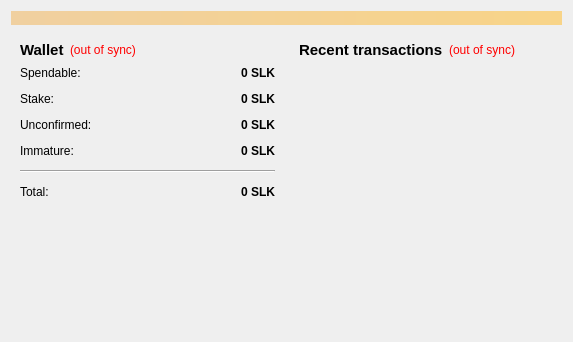
Above: src/qt/forms/overviewpage.ui from duality-solutions/Sequence before the change. Below: the same form after it.
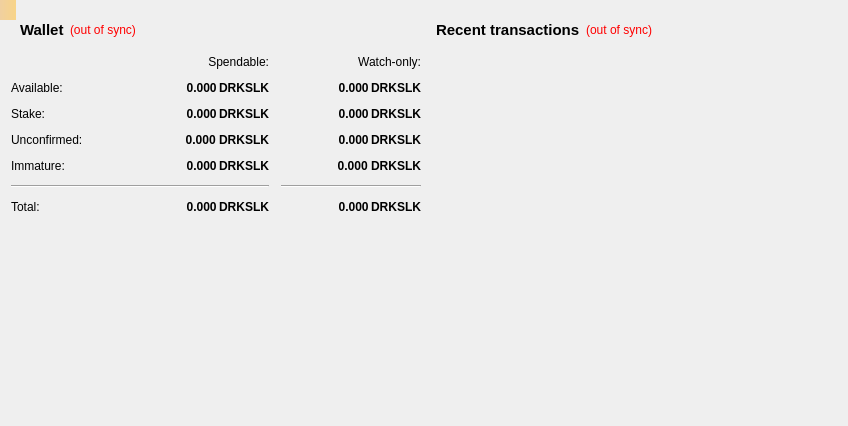
That is the form after the change.

Commit message: Watch Only Final

Patch:
```diff
--- a/src/qt/forms/overviewpage.ui
+++ b/src/qt/forms/overviewpage.ui
@@ -6,34 +6,15 @@
    <rect>
     <x>0</x>
     <y>0</y>
-    <width>573</width>
-    <height>342</height>
+    <width>848</width>
+    <height>426</height>
    </rect>
   </property>
   <property name="windowTitle">
    <string>Form</string>
   </property>
-  <layout class="QVBoxLayout" name="topLayout">
-   <item>
-    <widget class="QLabel" name="labelAlerts">
-     <property name="visible">
-      <bool>false</bool>
-     </property>
-     <property name="styleSheet">
-      <string notr="true">background-color: qlineargradient(x1: 0, y1: 0, x2: 1, y2: 0, stop:0 #F0D0A0, stop:1 #F8D488);  color:#000000
-</string>
-     </property>
-     <property name="wordWrap">
-      <bool>true</bool>
-     </property>
-     <property name="margin">
-      <number>3</number>
-     </property>
-    </widget>
-   </item>
-   <item>
-    <layout class="QHBoxLayout" name="horizontalLayout" stretch="1,1">
-     <item>
+  <layout class="QGridLayout" name="gridLayout_2">
+   <item row="0" column="0">
       <layout class="QVBoxLayout" name="verticalLayout_2">
        <item>
         <widget class="QWidget" name="widget" native="true">
@@ -85,25 +66,126 @@
             </item>
            </layout>
           </item>
+       </layout>
+      </widget>
+     </item>
           <item>
-           <layout class="QFormLayout" name="formLayout_2">
-            <property name="fieldGrowthPolicy">
-             <enum>QFormLayout::AllNonFixedFieldsGrow</enum>
-            </property>
-            <property name="horizontalSpacing">
+      <layout class="QGridLayout" name="gridLayout">
+       <property name="spacing">
              <number>12</number>
             </property>
-            <property name="verticalSpacing">
-             <number>12</number>
-            </property>
-            <item row="0" column="0">
-             <widget class="QLabel" name="label">
+       <item row="5" column="2">
+        <widget class="Line" name="lineWatchBalance">
+         <property name="sizePolicy">
+          <sizepolicy hsizetype="Preferred" vsizetype="Fixed">
+           <horstretch>0</horstretch>
+           <verstretch>0</verstretch>
+          </sizepolicy>
+         </property>
+         <property name="minimumSize">
+          <size>
+           <width>140</width>
+           <height>0</height>
+          </size>
+         </property>
+         <property name="orientation">
+          <enum>Qt::Horizontal</enum>
+         </property>
+        </widget>
+       </item>
+       <item row="4" column="2">
+        <widget class="QLabel" name="labelWatchImmature">
+         <property name="font">
+          <font>
+           <weight>75</weight>
+           <bold>true</bold>
+          </font>
+         </property>
+         <property name="cursor">
+          <cursorShape>IBeamCursor</cursorShape>
+         </property>
+         <property name="toolTip">
+          <string>Mined balance in watch-only addresses that has not yet matured</string>
+         </property>
+         <property name="text">
+          <string notr="true">0.000 DRKSLK</string>
+         </property>
+         <property name="alignment">
+          <set>Qt::AlignRight|Qt::AlignTrailing|Qt::AlignVCenter</set>
+         </property>
+         <property name="textInteractionFlags">
+          <set>Qt::LinksAccessibleByMouse|Qt::TextSelectableByKeyboard|Qt::TextSelectableByMouse</set>
+         </property>
+        </widget>
+       </item>
+       <item row="2" column="1">
+        <widget class="QLabel" name="labelStakeText">
+         <property name="font">
+          <font>
+           <weight>75</weight>
+           <bold>true</bold>
+          </font>
+         </property>
+         <property name="cursor">
+          <cursorShape>IBeamCursor</cursorShape>
+         </property>
+         <property name="toolTip">
+          <string>Total of coins that was staked, and do not yet count toward the current balance</string>
+         </property>
+         <property name="text">
+          <string notr="true">0.000 DRKSLK</string>
+         </property>
+         <property name="alignment">
+          <set>Qt::AlignRight|Qt::AlignTrailing|Qt::AlignVCenter</set>
+         </property>
+         <property name="textInteractionFlags">
+          <set>Qt::LinksAccessibleByMouse|Qt::TextSelectableByKeyboard|Qt::TextSelectableByMouse</set>
+         </property>
+        </widget>
+       </item>
+       <item row="1" column="2">
+        <widget class="QLabel" name="labelWatchAvailable">
+         <property name="font">
+          <font>
+           <weight>75</weight>
+           <bold>true</bold>
+          </font>
+         </property>
+         <property name="cursor">
+          <cursorShape>IBeamCursor</cursorShape>
+         </property>
+         <property name="toolTip">
+          <string>Your current balance in watch-only addresses</string>
+         </property>
+         <property name="text">
+          <string notr="true">0.000 DRKSLK</string>
+         </property>
+         <property name="alignment">
+          <set>Qt::AlignRight|Qt::AlignTrailing|Qt::AlignVCenter</set>
+         </property>
+         <property name="textInteractionFlags">
+          <set>Qt::LinksAccessibleByMouse|Qt::TextSelectableByKeyboard|Qt::TextSelectableByMouse</set>
+         </property>
+        </widget>
+       </item>
+       <item row="0" column="1">
+        <widget class="QLabel" name="labelSpendable">
               <property name="text">
                <string>Spendable:</string>
               </property>
-             </widget>
-            </item>
-            <item row="0" column="1">
+         <property name="alignment">
+          <set>Qt::AlignRight|Qt::AlignTrailing|Qt::AlignVCenter</set>
+         </property>
+        </widget>
+       </item>
+       <item row="3" column="0">
+        <widget class="QLabel" name="labelUnconfirmedText">
+         <property name="text">
+          <string>Unconfirmed:</string>
+         </property>
+        </widget>
+       </item>
+       <item row="1" column="1">
              <widget class="QLabel" name="labelBalance">
               <property name="font">
                <font>
@@ -118,7 +200,7 @@
                <string>Your current spendable balance</string>
               </property>
               <property name="text">
-               <string notr="true">0 SLK</string>
+          <string notr="true">0.000 DRKSLK</string>
               </property>
               <property name="alignment">
                <set>Qt::AlignRight|Qt::AlignTrailing|Qt::AlignVCenter</set>
@@ -128,114 +210,88 @@
               </property>
              </widget>
             </item>
-            <item row="1" column="0">
-             <widget class="QLabel" name="label_6">
-              <property name="text">
-               <string>Stake:</string>
-              </property>
-             </widget>
-            </item>
-            <item row="1" column="1">
-             <widget class="QLabel" name="labelStake">
-              <property name="font">
-               <font>
-                <weight>75</weight>
-                <bold>true</bold>
-               </font>
-              </property>
-              <property name="cursor">
-               <cursorShape>IBeamCursor</cursorShape>
-              </property>
-              <property name="toolTip">
-               <string>Total of coins that was staked, and do not yet count toward the current balance</string>
-              </property>
-              <property name="text">
-               <string notr="true">0 SLK</string>
-              </property>
-              <property name="alignment">
-               <set>Qt::AlignRight|Qt::AlignTrailing|Qt::AlignVCenter</set>
-              </property>
-              <property name="textInteractionFlags">
-               <set>Qt::LinksAccessibleByMouse|Qt::TextSelectableByKeyboard|Qt::TextSelectableByMouse</set>
-              </property>
-             </widget>
-            </item>
-            <item row="2" column="0">
-             <widget class="QLabel" name="label_3">
-              <property name="text">
-               <string>Unconfirmed:</string>
-              </property>
-             </widget>
-            </item>
-            <item row="2" column="1">
-             <widget class="QLabel" name="labelUnconfirmed">
-              <property name="font">
-               <font>
-                <weight>75</weight>
-                <bold>true</bold>
-               </font>
-              </property>
-              <property name="cursor">
-               <cursorShape>IBeamCursor</cursorShape>
-              </property>
-              <property name="toolTip">
-               <string>Total of transactions that have yet to be confirmed, and do not yet count toward the current balance</string>
-              </property>
-              <property name="text">
-               <string notr="true">0 SLK</string>
-              </property>
-              <property name="alignment">
-               <set>Qt::AlignRight|Qt::AlignTrailing|Qt::AlignVCenter</set>
-              </property>
-              <property name="textInteractionFlags">
-               <set>Qt::LinksAccessibleByMouse|Qt::TextSelectableByKeyboard|Qt::TextSelectableByMouse</set>
-              </property>
-             </widget>
-            </item>
-            <item row="3" column="0">
-             <widget class="QLabel" name="labelImmatureText">
-              <property name="text">
-               <string>Immature:</string>
-              </property>
-             </widget>
-            </item>
-            <item row="3" column="1">
-             <widget class="QLabel" name="labelImmature">
-              <property name="font">
-               <font>
-                <weight>75</weight>
-                <bold>true</bold>
-               </font>
-              </property>
-              <property name="toolTip">
-               <string>Mined balance that has not yet matured</string>
-              </property>
-              <property name="text">
-               <string notr="true">0 SLK</string>
-              </property>
-              <property name="alignment">
-               <set>Qt::AlignRight|Qt::AlignTrailing|Qt::AlignVCenter</set>
-              </property>
-              <property name="textInteractionFlags">
-               <set>Qt::LinksAccessibleByMouse|Qt::TextSelectableByKeyboard|Qt::TextSelectableByMouse</set>
-              </property>
-             </widget>
-            </item>
-            <item row="4" column="0" colspan="2">
-             <widget class="Line" name="line">
-              <property name="orientation">
-               <enum>Qt::Horizontal</enum>
-              </property>
-             </widget>
-            </item>
-            <item row="5" column="0">
+       <item row="6" column="0">
              <widget class="QLabel" name="labelTotalText">
               <property name="text">
                <string>Total:</string>
               </property>
              </widget>
             </item>
-            <item row="5" column="1">
+       <item row="4" column="1">
+        <widget class="QLabel" name="labelImmature">
+         <property name="font">
+          <font>
+           <weight>75</weight>
+           <bold>true</bold>
+          </font>
+         </property>
+         <property name="cursor">
+          <cursorShape>IBeamCursor</cursorShape>
+         </property>
+         <property name="toolTip">
+          <string>Mined balance that has not yet matured</string>
+         </property>
+         <property name="text">
+          <string notr="true">0.000 DRKSLK</string>
+         </property>
+         <property name="alignment">
+          <set>Qt::AlignRight|Qt::AlignTrailing|Qt::AlignVCenter</set>
+         </property>
+         <property name="textInteractionFlags">
+          <set>Qt::LinksAccessibleByMouse|Qt::TextSelectableByKeyboard|Qt::TextSelectableByMouse</set>
+         </property>
+        </widget>
+       </item>
+       <item row="5" column="0" colspan="2">
+        <widget class="Line" name="lineSpendableBalance">
+         <property name="orientation">
+          <enum>Qt::Horizontal</enum>
+         </property>
+        </widget>
+       </item>
+       <item row="0" column="2">
+        <widget class="QLabel" name="labelWatchonly">
+         <property name="text">
+          <string>Watch-only:</string>
+         </property>
+         <property name="alignment">
+          <set>Qt::AlignRight|Qt::AlignTrailing|Qt::AlignVCenter</set>
+         </property>
+        </widget>
+       </item>
+       <item row="6" column="2">
+        <widget class="QLabel" name="labelWatchTotal">
+         <property name="font">
+          <font>
+           <weight>75</weight>
+           <bold>true</bold>
+          </font>
+         </property>
+         <property name="cursor">
+          <cursorShape>IBeamCursor</cursorShape>
+         </property>
+         <property name="toolTip">
+          <string>Current total balance in watch-only addresses</string>
+         </property>
+         <property name="text">
+          <string notr="true">0.000 DRKSLK</string>
+         </property>
+         <property name="alignment">
+          <set>Qt::AlignRight|Qt::AlignTrailing|Qt::AlignVCenter</set>
+         </property>
+         <property name="textInteractionFlags">
+          <set>Qt::LinksAccessibleByMouse|Qt::TextSelectableByKeyboard|Qt::TextSelectableByMouse</set>
+         </property>
+        </widget>
+       </item>
+       <item row="4" column="0">
+        <widget class="QLabel" name="labelImmatureText">
+         <property name="text">
+          <string>Immature:</string>
+         </property>
+        </widget>
+       </item>
+       <item row="6" column="1">
              <widget class="QLabel" name="labelTotal">
               <property name="font">
                <font>
@@ -250,7 +306,7 @@
                <string>Your current total balance</string>
               </property>
               <property name="text">
-               <string notr="true">0 SLK</string>
+          <string notr="true">0.000 DRKSLK</string>
               </property>
               <property name="alignment">
                <set>Qt::AlignRight|Qt::AlignTrailing|Qt::AlignVCenter</set>
@@ -260,10 +316,96 @@
               </property>
              </widget>
             </item>
-           </layout>
-          </item>
-         </layout>
+       <item row="2" column="0">
+        <widget class="QLabel" name="labelStake">
+         <property name="text">
+          <string>Stake:</string>
+         </property>
+        </widget>
+       </item>
+       <item row="3" column="1">
+        <widget class="QLabel" name="labelUnconfirmed">
+         <property name="font">
+          <font>
+           <weight>75</weight>
+           <bold>true</bold>
+          </font>
+         </property>
+         <property name="cursor">
+          <cursorShape>IBeamCursor</cursorShape>
+         </property>
+         <property name="toolTip">
+          <string>Total of transactions that have yet to be confirmed, and do not yet count toward the spendable balance</string>
+         </property>
+         <property name="text">
+          <string notr="true">0.000 DRKSLK</string>
+         </property>
+         <property name="alignment">
+          <set>Qt::AlignRight|Qt::AlignTrailing|Qt::AlignVCenter</set>
+         </property>
+         <property name="textInteractionFlags">
+          <set>Qt::LinksAccessibleByMouse|Qt::TextSelectableByKeyboard|Qt::TextSelectableByMouse</set>
+         </property>
         </widget>
+       </item>
+       <item row="1" column="0">
+        <widget class="QLabel" name="labelBalanceText">
+         <property name="text">
+          <string>Available:</string>
+         </property>
+        </widget>
+       </item>
+       <item row="3" column="2">
+        <widget class="QLabel" name="labelWatchPending">
+         <property name="font">
+          <font>
+           <weight>75</weight>
+           <bold>true</bold>
+          </font>
+         </property>
+         <property name="cursor">
+          <cursorShape>IBeamCursor</cursorShape>
+         </property>
+         <property name="toolTip">
+          <string>Unconfirmed transactions to watch-only addresses</string>
+         </property>
+         <property name="text">
+          <string notr="true">0.000 DRKSLK</string>
+         </property>
+         <property name="alignment">
+          <set>Qt::AlignRight|Qt::AlignTrailing|Qt::AlignVCenter</set>
+         </property>
+         <property name="textInteractionFlags">
+          <set>Qt::LinksAccessibleByMouse|Qt::TextSelectableByKeyboard|Qt::TextSelectableByMouse</set>
+         </property>
+        </widget>
+       </item>
+       <item row="2" column="2">
+        <widget class="QLabel" name="labelWatchStake">
+         <property name="font">
+          <font>
+           <weight>75</weight>
+           <bold>true</bold>
+          </font>
+         </property>
+         <property name="cursor">
+          <cursorShape>IBeamCursor</cursorShape>
+         </property>
+         <property name="toolTip">
+          <string>Total of coins that was staked in watch-only addresses, and do not yet count toward the current watch-only balance</string>
+         </property>
+         <property name="text">
+          <string notr="true">0.000 DRKSLK</string>
+         </property>
+         <property name="alignment">
+          <set>Qt::AlignRight|Qt::AlignTrailing|Qt::AlignVCenter</set>
+         </property>
+         <property name="textInteractionFlags">
+          <set>Qt::LinksAccessibleByMouse|Qt::TextSelectableByKeyboard|Qt::TextSelectableByMouse</set>
+         </property>
+        </widget>
+       </item>
+      </layout>
        </item>
        <item>
         <spacer name="verticalSpacer">
@@ -280,7 +422,7 @@
        </item>
       </layout>
      </item>
-     <item>
+   <item row="0" column="1">
       <layout class="QVBoxLayout" name="verticalLayout_3">
        <item>
         <widget class="QWidget" name="widget_2" native="true">
@@ -357,8 +499,29 @@
       </layout>
      </item>
     </layout>
-   </item>
-  </layout>
+  <widget class="QLabel" name="labelAlerts">
+   <property name="geometry">
+    <rect>
+     <x>0</x>
+     <y>0</y>
+     <width>16</width>
+     <height>20</height>
+    </rect>
+   </property>
+   <property name="visible">
+    <bool>false</bool>
+   </property>
+   <property name="styleSheet">
+    <string notr="true">background-color: qlineargradient(x1: 0, y1: 0, x2: 1, y2: 0, stop:0 #F0D0A0, stop:1 #F8D488);  color:#000000
+</string>
+   </property>
+   <property name="wordWrap">
+    <bool>true</bool>
+   </property>
+   <property name="margin">
+    <number>3</number>
+   </property>
+  </widget>
  </widget>
  <resources/>
  <connections/>
```
Lines whose indentation alone changed are shown as unchanged. The commit also changes 3 other files.
